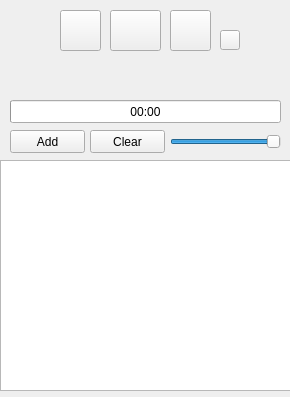
This is player.ui in Vemestael/PyQT5-Player as Qt 5 draws it before an edit. The edited form follows.
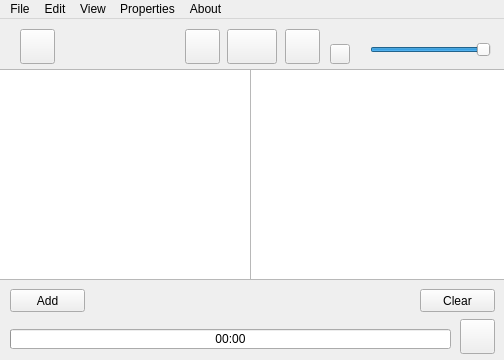
This is the edited form. Icons and pictures are not drawn.

Commit message: Changed interface and added support for multimedia keys.

Patch:
```diff
--- a/player.ui
+++ b/player.ui
@@ -6,20 +6,20 @@
    <rect>
     <x>0</x>
     <y>0</y>
-    <width>290</width>
-    <height>397</height>
+    <width>504</width>
+    <height>360</height>
    </rect>
   </property>
   <property name="minimumSize">
    <size>
-    <width>290</width>
-    <height>397</height>
+    <width>504</width>
+    <height>360</height>
    </size>
   </property>
   <property name="maximumSize">
    <size>
-    <width>290</width>
-    <height>397</height>
+    <width>504</width>
+    <height>360</height>
    </size>
   </property>
   <property name="windowTitle">
@@ -30,7 +30,7 @@
     <property name="geometry">
      <rect>
       <x>10</x>
-      <y>130</y>
+      <y>270</y>
       <width>75</width>
       <height>23</height>
      </rect>
@@ -39,15 +39,114 @@
      <string>Add</string>
     </property>
    </widget>
+   <widget class="QPushButton" name="Clear">
+    <property name="geometry">
+     <rect>
+      <x>420</x>
+      <y>270</y>
+      <width>75</width>
+      <height>23</height>
+     </rect>
+    </property>
+    <property name="text">
+     <string>Clear</string>
+    </property>
+   </widget>
+   <widget class="QProgressBar" name="progressBar">
+    <property name="geometry">
+     <rect>
+      <x>10</x>
+      <y>310</y>
+      <width>441</width>
+      <height>20</height>
+     </rect>
+    </property>
+    <property name="maximum">
+     <number>100</number>
+    </property>
+    <property name="value">
+     <number>0</number>
+    </property>
+    <property name="format">
+     <string>%v0:%v0</string>
+    </property>
+   </widget>
+   <widget class="QPushButton" name="Stop">
+    <property name="geometry">
+     <rect>
+      <x>330</x>
+      <y>25</y>
+      <width>20</width>
+      <height>20</height>
+     </rect>
+    </property>
+    <property name="maximumSize">
+     <size>
+      <width>20</width>
+      <height>20</height>
+     </size>
+    </property>
+    <property name="text">
+     <string/>
+    </property>
+    <property name="icon">
+     <iconset>
+      <normaloff>stop.png</normaloff>stop.png</iconset>
+    </property>
+    <property name="iconSize">
+     <size>
+      <width>20</width>
+      <height>20</height>
+     </size>
+    </property>
+   </widget>
+   <widget class="QPushButton" name="Next">
+    <property name="enabled">
+     <bool>true</bool>
+    </property>
+    <property name="geometry">
+     <rect>
+      <x>285</x>
+      <y>10</y>
+      <width>35</width>
+      <height>35</height>
+     </rect>
+    </property>
+    <property name="maximumSize">
+     <size>
+      <width>35</width>
+      <height>35</height>
+     </size>
+    </property>
+    <property name="text">
+     <string/>
+    </property>
+    <property name="icon">
+     <iconset>
+      <normaloff>next.png</normaloff>next.png</iconset>
+    </property>
+    <property name="iconSize">
+     <size>
+      <width>35</width>
+      <height>35</height>
+     </size>
+    </property>
+   </widget>
    <widget class="QPushButton" name="Play">
     <property name="geometry">
      <rect>
-      <x>110</x>
+      <x>227</x>
       <y>10</y>
-      <width>51</width>
-      <height>41</height>
+      <width>50</width>
+      <height>35</height>
      </rect>
     </property>
+    <property name="maximumSize">
+     <size>
+      <width>50</width>
+      <height>35</height>
+     </size>
+    </property>
     <property name="text">
      <string/>
     </property>
@@ -65,12 +164,18 @@
    <widget class="QPushButton" name="Back">
     <property name="geometry">
      <rect>
-      <x>60</x>
+      <x>185</x>
       <y>10</y>
-      <width>41</width>
-      <height>41</height>
+      <width>35</width>
+      <height>35</height>
      </rect>
     </property>
+    <property name="maximumSize">
+     <size>
+      <width>35</width>
+      <height>35</height>
+     </size>
+    </property>
     <property name="text">
      <string/>
     </property>
@@ -85,67 +190,50 @@
      </size>
     </property>
    </widget>
-   <widget class="QPushButton" name="Next">
-    <property name="enabled">
-     <bool>true</bool>
-    </property>
-    <property name="geometry">
-     <rect>
-      <x>170</x>
-      <y>10</y>
-      <width>41</width>
-      <height>41</height>
-     </rect>
-    </property>
-    <property name="text">
-     <string/>
-    </property>
-    <property name="icon">
-     <iconset>
-      <normaloff>next.png</normaloff>next.png</iconset>
-    </property>
-    <property name="iconSize">
-     <size>
-      <width>35</width>
-      <height>35</height>
-     </size>
-    </property>
-   </widget>
-   <widget class="QTableView" name="playlistView">
-    <property name="geometry">
-     <rect>
-      <x>0</x>
-      <y>160</y>
-      <width>291</width>
-      <height>231</height>
-     </rect>
-    </property>
-   </widget>
-   <widget class="QLabel" name="currentTrack">
+   <widget class="QPushButton" name="pushButton">
     <property name="geometry">
      <rect>
       <x>20</x>
-      <y>60</y>
-      <width>251</width>
-      <height>31</height>
+      <y>10</y>
+      <width>35</width>
+      <height>35</height>
      </rect>
     </property>
-    <property name="autoFillBackground">
-     <bool>true</bool>
+    <property name="maximumSize">
+     <size>
+      <width>35</width>
+      <height>35</height>
+     </size>
     </property>
     <property name="text">
      <string/>
     </property>
+    <property name="icon">
+     <iconset>
+      <normaloff>google.png</normaloff>google.png</iconset>
+    </property>
+    <property name="iconSize">
+     <size>
+      <width>35</width>
+      <height>36</height>
+     </size>
+    </property>
    </widget>
-   <widget class="QPushButton" name="Stop">
+   <widget class="QPushButton" name="pushButton_2">
     <property name="geometry">
      <rect>
-      <x>220</x>
-      <y>30</y>
-      <width>20</width>
-      <height>20</height>
+      <x>460</x>
+      <y>300</y>
+      <width>35</width>
+      <height>35</height>
      </rect>
     </property>
+    <property name="maximumSize">
+     <size>
+      <width>35</width>
+      <height>35</height>
+     </size>
+    </property>
     <property name="text">
      <string/>
     </property>
@@ -155,52 +243,36 @@
     </property>
     <property name="iconSize">
      <size>
-      <width>20</width>
-      <height>20</height>
+      <width>35</width>
+      <height>36</height>
      </size>
     </property>
    </widget>
-   <widget class="QProgressBar" name="progressBar">
-    <property name="geometry">
-     <rect>
-      <x>10</x>
-      <y>100</y>
-      <width>271</width>
-      <height>23</height>
-     </rect>
-    </property>
-    <property name="maximum">
-     <number>100</number>
-    </property>
-    <property name="value">
-     <number>0</number>
-    </property>
-    <property name="format">
-     <string>%v0:%v0</string>
-    </property>
-   </widget>
-   <widget class="QPushButton" name="Clear">
+   <widget class="QLabel" name="currentTrack">
     <property name="geometry">
      <rect>
       <x>90</x>
-      <y>130</y>
-      <width>75</width>
-      <height>23</height>
-     </rect>
-    </property>
-    <property name="text">
-     <string>Clear</string>
-    </property>
-   </widget>
-   <widget class="QSlider" name="Volume">
-    <property name="geometry">
-     <rect>
-      <x>170</x>
-      <y>131</y>
-      <width>111</width>
+      <y>270</y>
+      <width>321</width>
       <height>21</height>
      </rect>
     </property>
+    <property name="autoFillBackground">
+     <bool>true</bool>
+    </property>
+    <property name="text">
+     <string/>
+    </property>
+   </widget>
+   <widget class="QSlider" name="Volume">
+    <property name="geometry">
+     <rect>
+      <x>370</x>
+      <y>20</y>
+      <width>121</width>
+      <height>22</height>
+     </rect>
+    </property>
     <property name="maximum">
      <number>100</number>
     </property>
@@ -214,6 +286,66 @@
      <enum>Qt::Horizontal</enum>
     </property>
    </widget>
+   <widget class="QTableView" name="playlistView">
+    <property name="geometry">
+     <rect>
+      <x>250</x>
+      <y>50</y>
+      <width>256</width>
+      <height>211</height>
+     </rect>
+    </property>
+   </widget>
+   <widget class="QTableView" name="songsView">
+    <property name="geometry">
+     <rect>
+      <x>-5</x>
+      <y>50</y>
+      <width>256</width>
+      <height>211</height>
+     </rect>
+    </property>
+   </widget>
+  </widget>
+  <widget class="QMenuBar" name="menubar">
+   <property name="geometry">
+    <rect>
+     <x>0</x>
+     <y>0</y>
+     <width>504</width>
+     <height>21</height>
+    </rect>
+   </property>
+   <widget class="QMenu" name="menuFile">
+    <property name="title">
+     <string>File</string>
+    </property>
+   </widget>
+   <widget class="QMenu" name="menuEdit">
+    <property name="title">
+     <string>Edit</string>
+    </property>
+   </widget>
+   <widget class="QMenu" name="menuView">
+    <property name="title">
+     <string>View</string>
+    </property>
+   </widget>
+   <widget class="QMenu" name="menuProperties">
+    <property name="title">
+     <string>Properties</string>
+    </property>
+   </widget>
+   <widget class="QMenu" name="menuAbout">
+    <property name="title">
+     <string>About</string>
+    </property>
+   </widget>
+   <addaction name="menuFile"/>
+   <addaction name="menuEdit"/>
+   <addaction name="menuView"/>
+   <addaction name="menuProperties"/>
+   <addaction name="menuAbout"/>
   </widget>
  </widget>
  <resources/>
```
Left out of the diff: 4 changed lines with no effect on the pictures. The commit also changes 4 other files.
